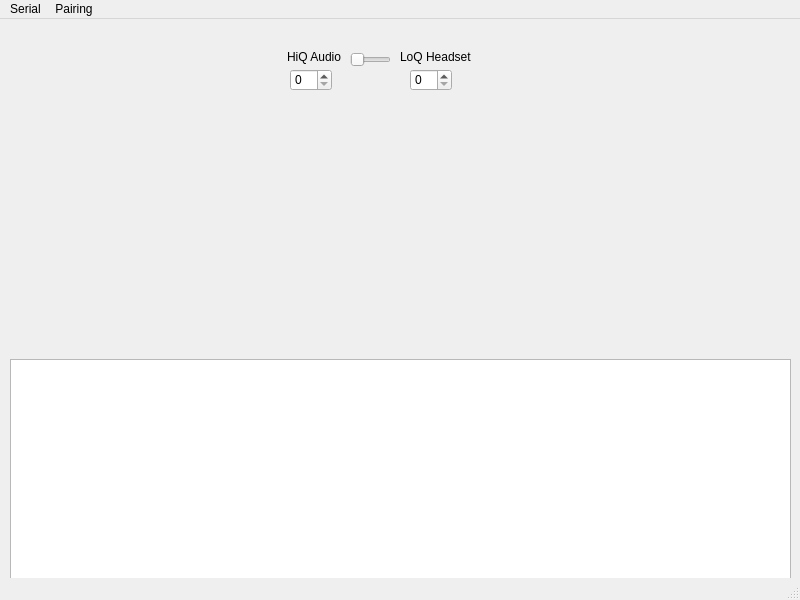
The window that src/qt/mainwindow.ui (dalerodgers/DoctorDongle) describes before a commit, drawn with Qt 5.
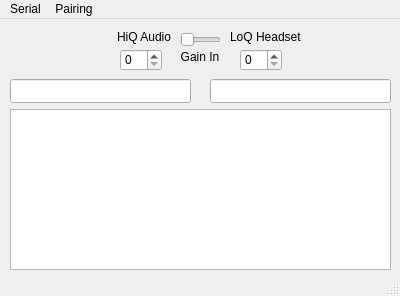
The same window after the commit.

```diff
--- a/src/qt/mainwindow.ui
+++ b/src/qt/mainwindow.ui
@@ -6,10 +6,16 @@
    <rect>
     <x>0</x>
     <y>0</y>
-    <width>800</width>
-    <height>600</height>
+    <width>400</width>
+    <height>296</height>
    </rect>
   </property>
+  <property name="sizePolicy">
+   <sizepolicy hsizetype="Fixed" vsizetype="Fixed">
+    <horstretch>0</horstretch>
+    <verstretch>0</verstretch>
+   </sizepolicy>
+  </property>
   <property name="windowTitle">
    <string>MainWindow</string>
   </property>
@@ -21,9 +27,9 @@
     <property name="geometry">
      <rect>
       <x>10</x>
-      <y>340</y>
-      <width>781</width>
-      <height>221</height>
+      <y>90</y>
+      <width>381</width>
+      <height>161</height>
      </rect>
     </property>
     <property name="readOnly">
@@ -33,8 +39,8 @@
    <widget class="QSlider" name="slider_Quality">
     <property name="geometry">
      <rect>
-      <x>350</x>
-      <y>30</y>
+      <x>180</x>
+      <y>10</y>
       <width>41</width>
       <height>22</height>
      </rect>
@@ -49,8 +55,8 @@
    <widget class="QLabel" name="label">
     <property name="geometry">
      <rect>
-      <x>400</x>
-      <y>30</y>
+      <x>230</x>
+      <y>10</y>
       <width>81</width>
       <height>16</height>
      </rect>
@@ -59,11 +65,53 @@
      <string>LoQ Headset</string>
     </property>
    </widget>
+   <widget class="QSpinBox" name="spinBox_A2DP">
+    <property name="geometry">
+     <rect>
+      <x>120</x>
+      <y>30</y>
+      <width>42</width>
+      <height>22</height>
+     </rect>
+    </property>
+    <property name="maximum">
+     <number>15</number>
+    </property>
+   </widget>
+   <widget class="QSpinBox" name="spinBox_HFP">
+    <property name="geometry">
+     <rect>
+      <x>240</x>
+      <y>30</y>
+      <width>42</width>
+      <height>22</height>
+     </rect>
+    </property>
+    <property name="maximum">
+     <number>15</number>
+    </property>
+   </widget>
+   <widget class="QLabel" name="label_3">
+    <property name="geometry">
+     <rect>
+      <x>170</x>
+      <y>30</y>
+      <width>60</width>
+      <height>16</height>
+     </rect>
+    </property>
+    <property name="text">
+     <string>Gain In</string>
+    </property>
+    <property name="alignment">
+     <set>Qt::AlignCenter</set>
+    </property>
+   </widget>
    <widget class="QLabel" name="label_2">
     <property name="geometry">
      <rect>
-      <x>260</x>
-      <y>30</y>
+      <x>90</x>
+      <y>10</y>
       <width>81</width>
       <height>16</height>
      </rect>
@@ -75,30 +123,30 @@
      <set>Qt::AlignRight|Qt::AlignTrailing|Qt::AlignVCenter</set>
     </property>
    </widget>
-   <widget class="QSpinBox" name="spinBox_A2DP">
+   <widget class="QLineEdit" name="device_A2DP">
     <property name="geometry">
      <rect>
-      <x>290</x>
-      <y>50</y>
-      <width>42</width>
-      <height>22</height>
+      <x>10</x>
+      <y>60</y>
+      <width>181</width>
+      <height>24</height>
      </rect>
     </property>
-    <property name="maximum">
-     <number>15</number>
+    <property name="readOnly">
+     <bool>true</bool>
     </property>
    </widget>
-   <widget class="QSpinBox" name="spinBox_HFP">
+   <widget class="QLineEdit" name="device_HFP">
     <property name="geometry">
      <rect>
-      <x>410</x>
-      <y>50</y>
-      <width>42</width>
-      <height>22</height>
+      <x>210</x>
+      <y>60</y>
+      <width>181</width>
+      <height>24</height>
      </rect>
     </property>
-    <property name="maximum">
-     <number>15</number>
+    <property name="readOnly">
+     <bool>true</bool>
     </property>
    </widget>
   </widget>
@@ -107,8 +155,8 @@
     <rect>
      <x>0</x>
      <y>0</y>
-     <width>800</width>
-     <height>22</height>
+     <width>400</width>
+     <height>21</height>
     </rect>
    </property>
    <widget class="QMenu" name="menuPairing">
```
